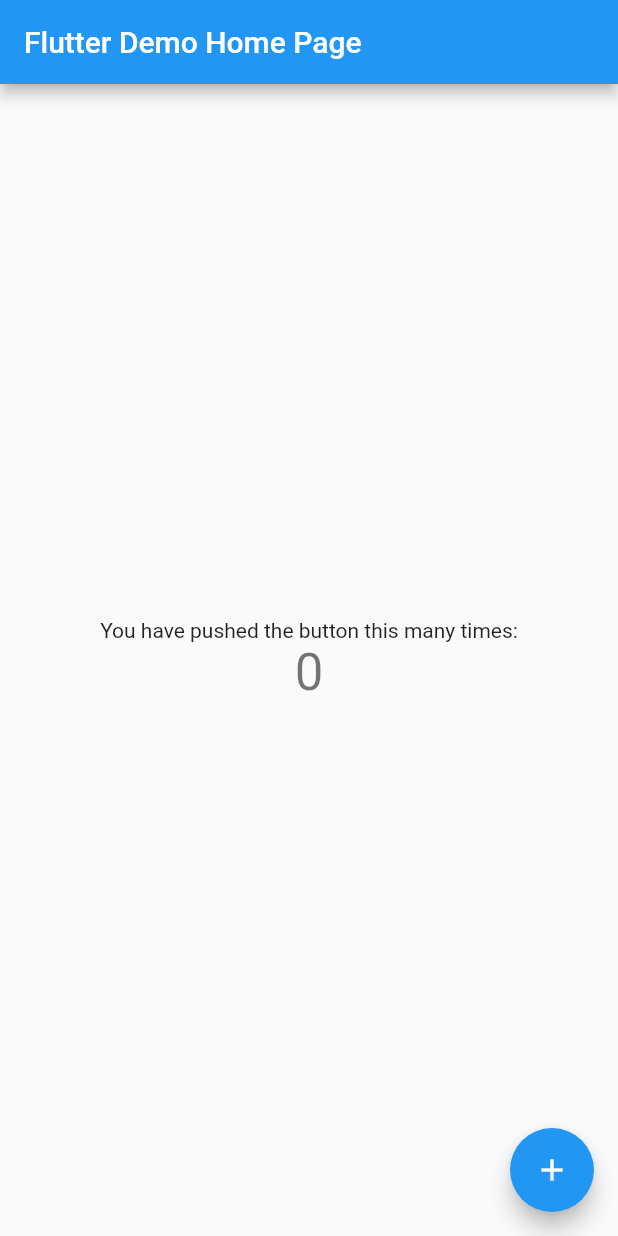
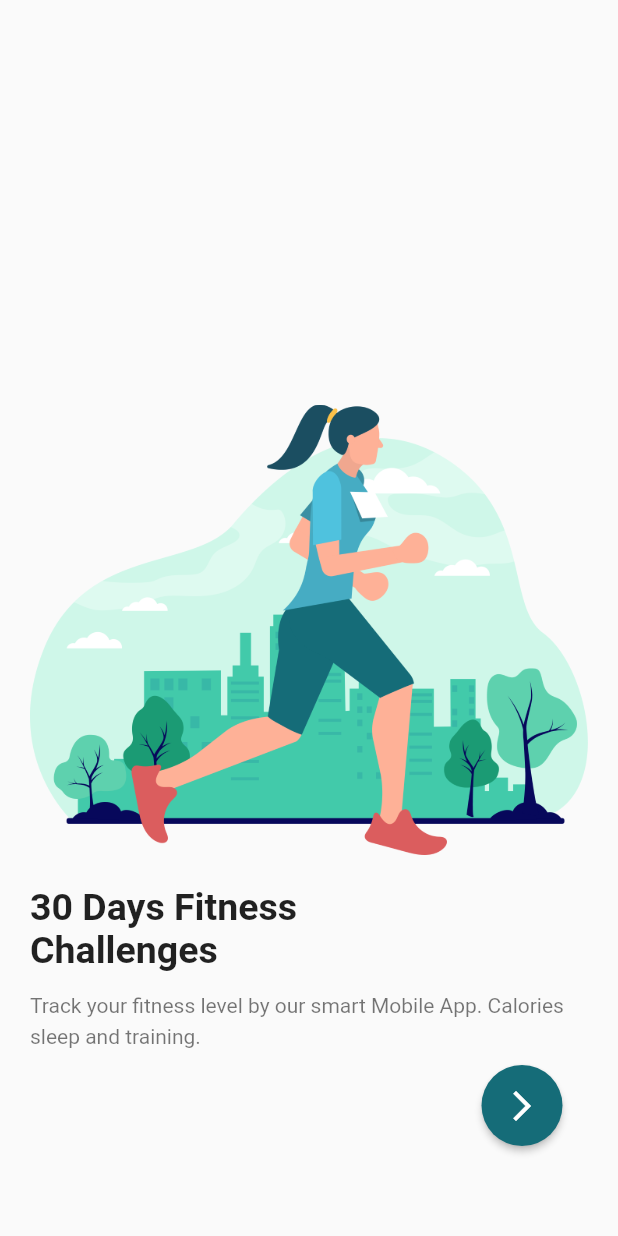
Before and after one commit to nguyenminhhung2011/GHealth, a Flutter app: the screen it shows after launch, on a phone screen of 412 x 824 dp. Run offline on Flutter 3.47's test engine with Material 2 defaults, Android fonts, the phone set to English and light mode, and no system bars; our stand-ins replace fl_chart, syncfusion_flutter_gauges.

Commit message:
template of project

```diff
--- /dev/null
+++ b/lib/IntroductionScreen.dart
@@ -0,0 +1,64 @@
+import 'package:flutter/material.dart';
+import 'package:gold_health/HomeScreen.dart';
+import 'package:gold_health/res/MyColors.dart';
+
+class IntroductionScreen extends StatelessWidget {
+  @override
+  Widget build(BuildContext context) {
+    Size size = MediaQuery.of(context).size;
+    return Scaffold(
+      body: Container(
+        padding: EdgeInsets.symmetric(horizontal: 20.0),
+        child: Column(
+          mainAxisAlignment: MainAxisAlignment.end,
+          crossAxisAlignment: CrossAxisAlignment.start,
+          children: [
+            Image.asset('assets/intro.png'),
+            SizedBox(
+              height: 20,
+            ),
+            Container(
+              width: size.width * 0.75,
+              child: Text(
+                "30 Days Fitness Challenges",
+                style: TextStyle(fontSize: 25, fontWeight: FontWeight.bold),
+              ),
+            ),
+            SizedBox(
+              height: 10,
+            ),
+            Text(
+              "Track your fitness level by our smart Mobile App. Calories sleep and training.",
+              style: TextStyle(color: Colors.black54, height: 1.5),
+            ),
+            SizedBox(
+              height: 10,
+            ),
+            Row(
+              children: [
+                Spacer(),
+                RawMaterialButton(
+                  onPressed: () {
+                    Navigator.push(context,
+                        MaterialPageRoute(builder: (context) => HomeScreen()));
+                  },
+                  elevation: 2.0,
+                  fillColor: MyColor.primary,
+                  child: Icon(
+                    Icons.arrow_forward_ios_sharp,
+                    color: Colors.white,
+                  ),
+                  padding: EdgeInsets.all(15),
+                  shape: CircleBorder(),
+                )
+              ],
+            ),
+            SizedBox(
+              height: 60,
+            )
+          ],
+        ),
+      ),
+    );
+  }
+}
--- a/lib/main.dart
+++ b/lib/main.dart
@@ -1,4 +1,6 @@
 import 'package:flutter/material.dart';
+import 'package:gold_health/IntroductionScreen.dart';
+import 'package:gold_health/res/MyColors.dart';
 
 void main() {
   runApp(const MyApp());
@@ -11,105 +13,11 @@ class MyApp extends StatelessWidget {
   @override
   Widget build(BuildContext context) {
     return MaterialApp(
-      title: 'Flutter Demo',
+      debugShowCheckedModeBanner: false,
       theme: ThemeData(
-        // This is the theme of your application.
-        //
-        // Try running your application with "flutter run". You'll see the
-        // application has a blue toolbar. Then, without quitting the app, try
-        // changing the primarySwatch below to Colors.green and then invoke
-        // "hot reload" (press "r" in the console where you ran "flutter run",
-        // or simply save your changes to "hot reload" in a Flutter IDE).
-        // Notice that the counter didn't reset back to zero; the application
-        // is not restarted.
-        primarySwatch: Colors.blue,
+        primaryColor: MyColor.primary,
       ),
-      home: const MyHomePage(title: 'Flutter Demo Home Page'),
+      home: IntroductionScreen(),
     );
   }
 }
-
-class MyHomePage extends StatefulWidget {
-  const MyHomePage({Key? key, required this.title}) : super(key: key);
-
-  // This widget is the home page of your application. It is stateful, meaning
-  // that it has a State object (defined below) that contains fields that affect
-  // how it looks.
-
-  // This class is the configuration for the state. It holds the values (in this
-  // case the title) provided by the parent (in this case the App widget) and
-  // used by the build method of the State. Fields in a Widget subclass are
-  // always marked "final".
-
-  final String title;
-
-  @override
-  State<MyHomePage> createState() => _MyHomePageState();
-}
-
-class _MyHomePageState extends State<MyHomePage> {
-  int _counter = 0;
-
-  void _incrementCounter() {
-    setState(() {
-      // This call to setState tells the Flutter framework that something has
-      // changed in this State, which causes it to rerun the build method below
-      // so that the display can reflect the updated values. If we changed
-      // _counter without calling setState(), then the build method would not be
-      // called again, and so nothing would appear to happen.
-      _counter++;
-    });
-  }
-
-  @override
-  Widget build(BuildContext context) {
-    // This method is rerun every time setState is called, for instance as done
-    // by the _incrementCounter method above.
-    //
-    // The Flutter framework has been optimized to make rerunning build methods
-    // fast, so that you can just rebuild anything that needs updating rather
-    // than having to individually change instances of widgets.
-    return Scaffold(
-      appBar: AppBar(
-        // Here we take the value from the MyHomePage object that was created by
-        // the App.build method, and use it to set our appbar title.
-        title: Text(widget.title),
-      ),
-      body: Center(
-        // Center is a layout widget. It takes a single child and positions it
-        // in the middle of the parent.
-        child: Column(
-          // Column is also a layout widget. It takes a list of children and
-          // arranges them vertically. By default, it sizes itself to fit its
-          // children horizontally, and tries to be as tall as its parent.
-          //
-          // Invoke "debug painting" (press "p" in the console, choose the
-          // "Toggle Debug Paint" action from the Flutter Inspector in Android
-          // Studio, or the "Toggle Debug Paint" command in Visual Studio Code)
-          // to see the wireframe for each widget.
-          //
-          // Column has various properties to control how it sizes itself and
-          // how it positions its children. Here we use mainAxisAlignment to
-          // center the children vertically; the main axis here is the vertical
-          // axis because Columns are vertical (the cross axis would be
-          // horizontal).
-          mainAxisAlignment: MainAxisAlignment.center,
-          children: <Widget>[
-            const Text(
-              'You have pushed the button this many times:',
-            ),
-            Text(
-              '$_counter',
-              style: Theme.of(context).textTheme.headline4,
-            ),
-          ],
-        ),
-      ),
-      floatingActionButton: FloatingActionButton(
-        onPressed: _incrementCounter,
-        tooltip: 'Increment',
-        child: const Icon(Icons.add),
-      ), // This trailing comma makes auto-formatting nicer for build methods.
-    );
-  }
-}
--- /dev/null
+++ b/lib/res/MyColors.dart
@@ -0,0 +1,6 @@
+import 'package:flutter/material.dart';
+
+class MyColor {
+  static const Color primary = Color(0xff156C78);
+  static const Color secondary = Color(0xffFB784E);
+}
```
Also changed, not shown: lib/HomeScreen.dart (added, +303 -0 lines), lib/MyLineChart.dart (added, +89 -0 lines), pubspec.yaml (+5 -4 lines), assets/avatar.png (added), assets/intro.png (added), assets/marathon.png (added), pubspec.lock.
